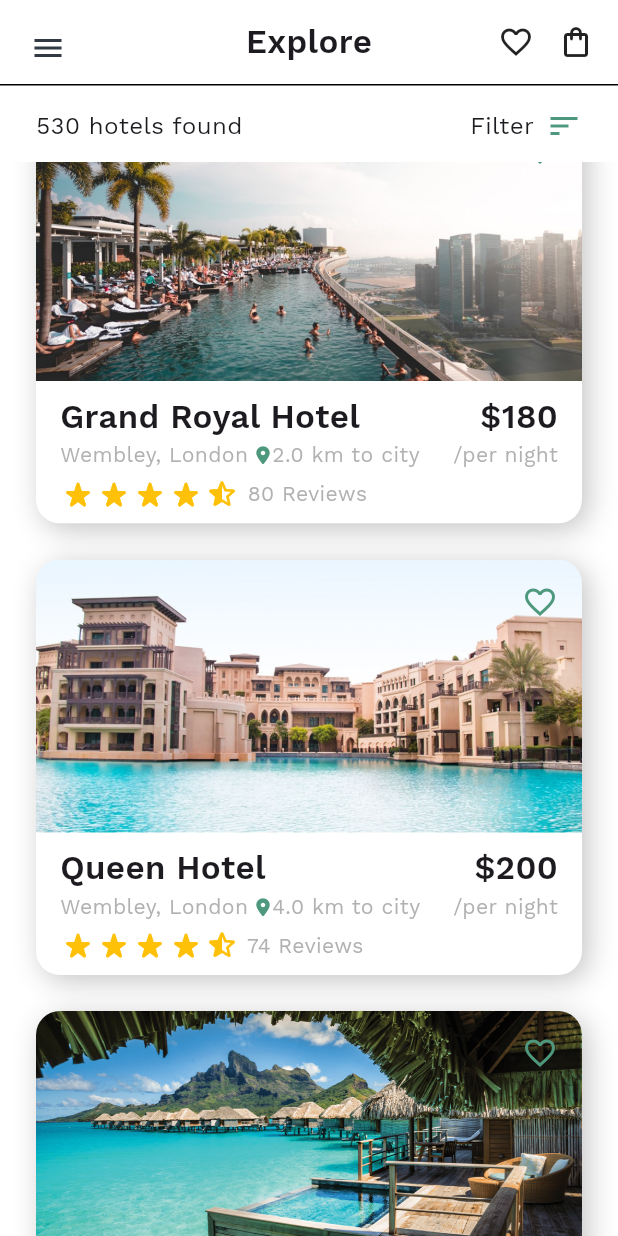
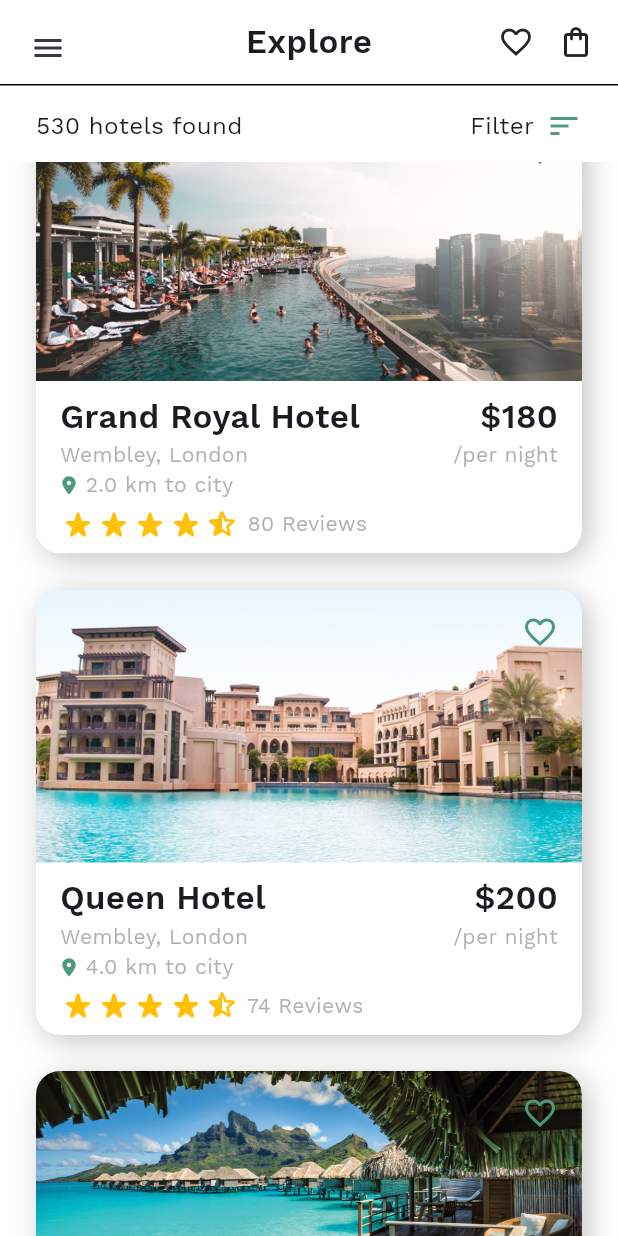
Before and after one commit to takumade/hotel-app, a Flutter app: the screen it shows after launch, scrolled down 218 dp, on a phone screen of 412 x 824 dp. Run offline on Flutter 3.47's test engine with Material 3 defaults, Android fonts, the phone set to English and light mode, and no system bars; drawn by our look-alikes of flutter_rating_bar; our stand-ins replace font_awesome_flutter.

Commit message:
Change distance position

```diff
--- a/lib/widgets/home/hotel_list_view.dart
+++ b/lib/widgets/home/hotel_list_view.dart
@@ -103,6 +103,11 @@ class HotelListView extends StatelessWidget {
                                                 const SizedBox(
                                                   width: 4,
                                                 ),
+
+                                              ],
+                                            ),
+                                            Row(
+                                              children: [
                                                 Icon(
                                                   FontAwesomeIcons.locationDot,
                                                   size: 12,
@@ -110,6 +115,7 @@ class HotelListView extends StatelessWidget {
                                                           .buildLightTheme()
                                                       .primaryColor,
                                                 ),
+                                                SizedBox( width: 5,),
                                                 Expanded(
                                                   child: Text(
                                                     '${hotelData!.dist.toStringAsFixed(1)} km to city',
```
